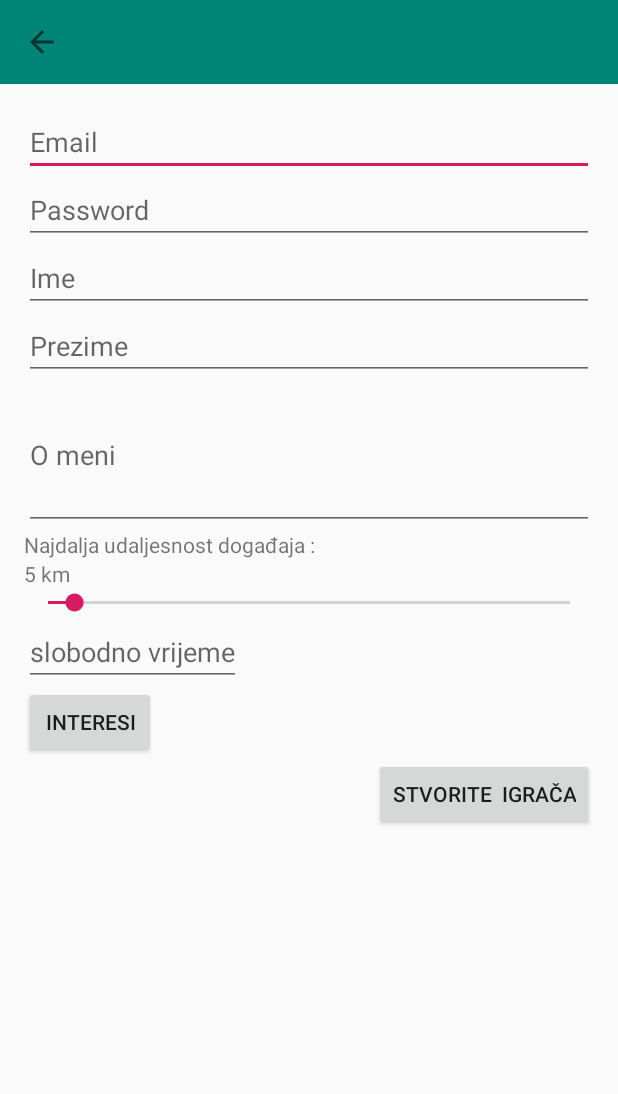
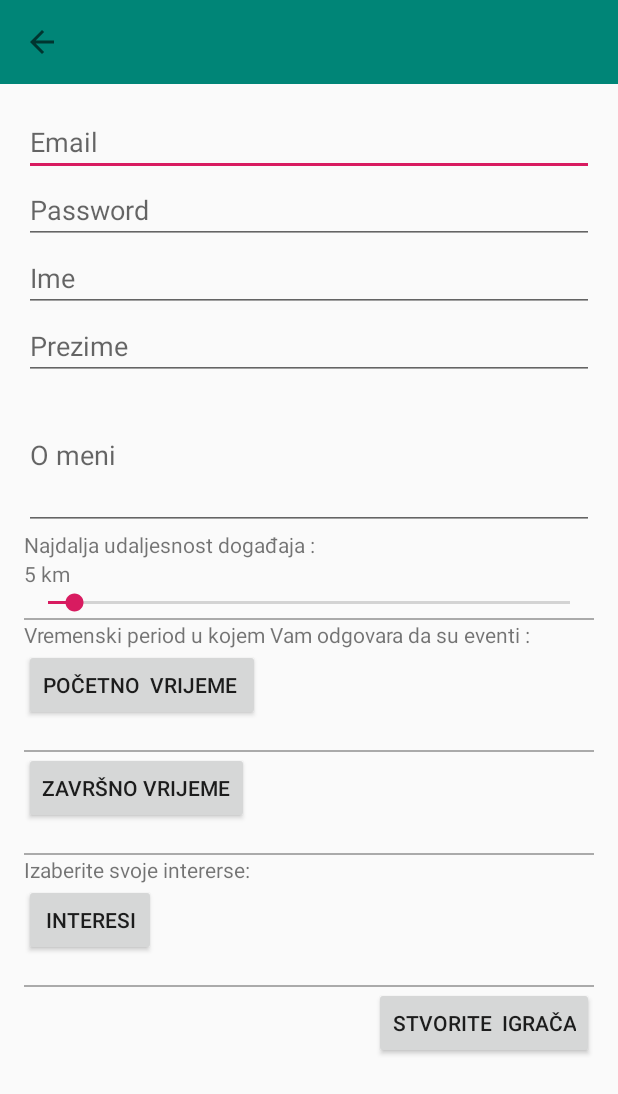
Before and after one commit to 4real-socialNetwork/4realSocialNetwork, an Android app: the CreateUser screen opened directly, with no data from a screen before it, on a phone screen of 412 x 824 dp. Shown: the top 1094 px of the screen. Run offline under Robolectric (Android 15) with nearby library versions, the phone set to English and light mode, and no system bars; our stand-ins replace Firebase (no records; nobody signed in at launch, a user with empty details on screens opened directly).

Commit message:
Time update
In create user, user can now pick at what time will he be avalible for events. Small updates to ui.

```diff
--- a/app/src/main/java/com/example/marko/areyou4real/CreateUser.java
+++ b/app/src/main/java/com/example/marko/areyou4real/CreateUser.java
@@ -1,8 +1,10 @@
 package com.example.marko.areyou4real;
 
+import android.app.TimePickerDialog;
 import android.content.Context;
 import android.content.Intent;
 import android.support.annotation.NonNull;
+import android.support.v4.app.DialogFragment;
 import android.support.v7.app.AppCompatActivity;
 import android.os.Bundle;
 import android.support.v7.widget.AppCompatSeekBar;
@@ -14,9 +16,11 @@ import android.widget.EditText;
 import android.widget.ProgressBar;
 import android.widget.SeekBar;
 import android.widget.TextView;
+import android.widget.TimePicker;
 import android.widget.Toast;
 
 import com.example.marko.areyou4real.dialogs.InterestDialog;
+import com.example.marko.areyou4real.fragments.TimePickerFragment;
 import com.google.android.gms.tasks.OnFailureListener;
 import com.google.android.gms.tasks.OnSuccessListener;
 import com.google.firebase.auth.AuthResult;
@@ -27,7 +31,7 @@ import com.google.firebase.firestore.FirebaseFirestore;
 
 import java.util.ArrayList;
 
-public class CreateUser extends AppCompatActivity {
+public class CreateUser extends AppCompatActivity implements TimePickerDialog.OnTimeSetListener {
 
     private static final String TAG = "CreateUser";
 
@@ -48,8 +52,17 @@ public class CreateUser extends AppCompatActivity {
     private ProgressBar progressBar;
     private TextView showSeekBar;
     private ArrayList<String> selectedItems = new ArrayList<>();
+    private Button btnTimeFrom;
+    private int startTimeHour;
+    private int endTimeHour;
+    private int startTimeMinutes;
+    private int endTimeMinutes;
+    private Button btnTimeTo;
+    private TextView tvShowInterest;
 
     private int current_range = 5;
+    //tag putem kojeg saznajemo koji timepicker se koristi :)
+    private int witchTimePicker = 0;
 
     @Override
     protected void onCreate(Bundle savedInstanceState) {
@@ -67,6 +80,9 @@ public class CreateUser extends AppCompatActivity {
         btnCreateAccount = findViewById(R.id.btnCreateAcc);
         progressBar = findViewById(R.id.progressBarUser);
         showSeekBar = findViewById(R.id.tvSeekBarShower);
+        btnTimeFrom = findViewById(R.id.btnFromTime);
+        btnTimeTo = findViewById(R.id.btnEndTime);
+        tvShowInterest = findViewById(R.id.tvShowInterest);
 
         showSeekBar.setText(current_range + " km");
         seekBar.setProgress(current_range);
@@ -88,6 +104,24 @@ public class CreateUser extends AppCompatActivity {
             }
         });
 
+        btnTimeFrom.setOnClickListener(new View.OnClickListener() {
+            @Override
+            public void onClick(View v) {
+                witchTimePicker=0;
+                DialogFragment timePicker = new TimePickerFragment();
+                timePicker.show(getSupportFragmentManager(),"Time picker");
+            }
+        });
+
+        btnTimeTo.setOnClickListener(new View.OnClickListener() {
+            @Override
+            public void onClick(View v) {
+                witchTimePicker=1;
+                DialogFragment timePicker = new TimePickerFragment();
+                timePicker.show(getSupportFragmentManager(),"Time picker 2");
+            }
+        });
+
         btnCreateAccount.setOnClickListener(new View.OnClickListener() {
             @Override
             public void onClick(View v) {
@@ -101,6 +135,7 @@ public class CreateUser extends AppCompatActivity {
                 openDialog();
             }
         });
+
 
     }
 
@@ -215,8 +250,13 @@ public class CreateUser extends AppCompatActivity {
     }
 
     public void setItems(ArrayList<String> items) {
+        selectedItems.clear();
+        String string = "";
         selectedItems.addAll(items);
-        Toast.makeText(mContext, selectedItems.size() + " ", Toast.LENGTH_SHORT).show();
+        for(int i=0;i<selectedItems.size();i++){
+           string +="" + selectedItems.get(i)+",";
+        }
+        tvShowInterest.setText(string);
 
     }
     private void setUpToolbar (){
@@ -235,4 +275,23 @@ public class CreateUser extends AppCompatActivity {
         }
         return true;
     }
+
+
+    @Override
+    public void onTimeSet(TimePicker view, int hourOfDay, int minute) {
+        TextView timeStart = findViewById(R.id.tvStartTimeDisplay);
+        TextView timeEnd = findViewById(R.id.tvEndTimeDisplay);
+        if(witchTimePicker==0){
+            startTimeHour = hourOfDay;
+            startTimeMinutes = minute;
+            timeStart.setText(startTimeHour+" : "+startTimeMinutes);
+        }else if (witchTimePicker==1){
+            endTimeHour = hourOfDay;
+            endTimeMinutes =minute;
+            timeEnd.setText(endTimeHour+" : "+endTimeMinutes);
+        }
+
+
+    }
+
 }
--- a/app/src/main/res/layout/activity_create_user.xml
+++ b/app/src/main/res/layout/activity_create_user.xml
@@ -69,18 +69,80 @@
                 android:layout_height="20dp"
                 android:max="100" />
 
-            <EditText
-                android:id="@+id/etTime"
+            <View
+                android:layout_width="match_parent"
+                android:layout_height="1dp"
+                android:layout_alignParentStart="true"
+                android:layout_alignParentBottom="true"
+                android:background="@android:color/darker_gray" />
+
+            <TextView
                 android:layout_width="wrap_content"
                 android:layout_height="wrap_content"
-                android:hint="slobodno vrijeme"
-                android:inputType="datetime" />
+                android:text="Vremenski period u kojem Vam odgovara da su eventi : " />
+
+            <Button
+                android:id="@+id/btnFromTime"
+                android:layout_width="wrap_content"
+                android:layout_height="wrap_content"
+                android:text="Početno
+ vrijeme " />
+
+
+            <TextView
+                android:id="@+id/tvStartTimeDisplay"
+                android:layout_width="wrap_content"
+                android:layout_height="wrap_content" />
+
+            <View
+                android:layout_width="match_parent"
+                android:layout_height="1dp"
+                android:layout_alignParentStart="true"
+                android:layout_alignParentBottom="true"
+                android:background="@android:color/darker_gray" />
+
+            <Button
+                android:id="@+id/btnEndTime"
+                android:layout_width="wrap_content"
+                android:layout_height="wrap_content"
+                android:text="Završno
+vrijeme" />
+
+
+            <TextView
+                android:id="@+id/tvEndTimeDisplay"
+                android:layout_width="wrap_content"
+                android:layout_height="wrap_content" />
+
+            <View
+                android:layout_width="match_parent"
+                android:layout_height="1dp"
+                android:layout_alignParentStart="true"
+                android:layout_alignParentBottom="true"
+                android:background="@android:color/darker_gray" />
+
+            <TextView
+                android:layout_width="wrap_content"
+                android:layout_height="wrap_content"
+                android:text="Izaberite svoje intererse:" />
 
             <Button
                 android:id="@+id/btnInteres"
                 android:layout_width="wrap_content"
                 android:layout_height="wrap_content"
                 android:text="Interesi" />
+
+            <TextView
+                android:id="@+id/tvShowInterest"
+                android:layout_width="wrap_content"
+                android:layout_height="wrap_content" />
+
+            <View
+                android:layout_width="match_parent"
+                android:layout_height="1dp"
+                android:layout_alignParentStart="true"
+                android:layout_alignParentBottom="true"
+                android:background="@android:color/darker_gray" />
 
             <Button
                 android:id="@+id/btnCreateAcc"
```
Also changed, not shown: app/src/main/java/com/example/marko/areyou4real/fragments/TimePickerFragment.java (added, +26 -0 lines).
